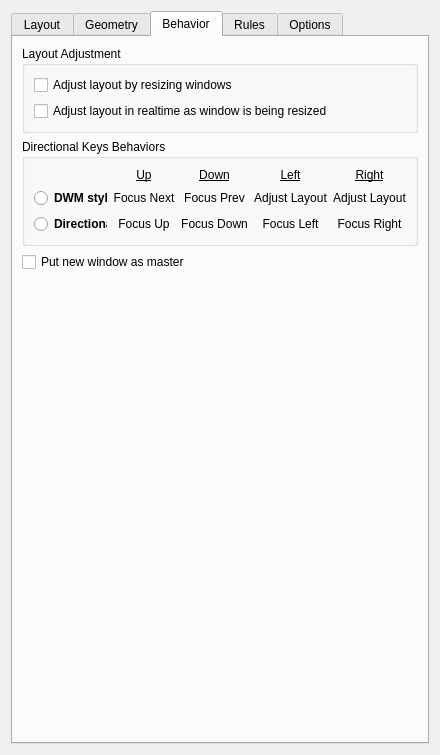
First picture: the form in res/config.ui, repository uberkael/krohnkite, before the edit.
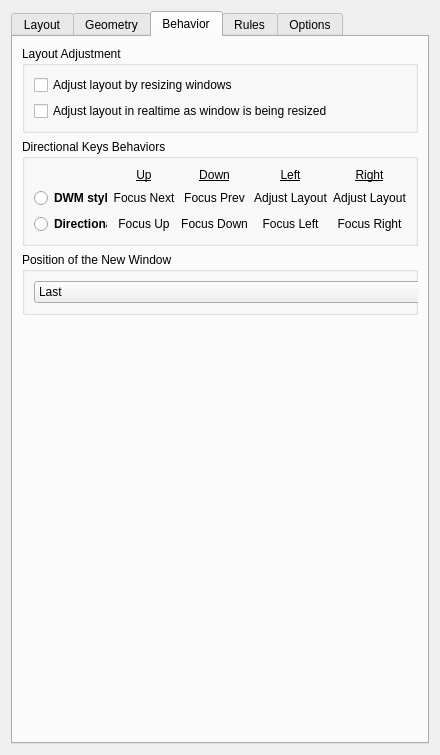
Second picture: the form after the edit. The open tabs and pages were chosen to show the change.

Commit message: Position of the new window with three options: - Last - default; add new window to the end of the surface window array - First - every new window get master position - Second - every new window get beside master position

Diff of the .ui file:
```diff
--- a/res/config.ui
+++ b/res/config.ui
@@ -639,10 +639,37 @@
         </widget>
        </item>
        <item>
-        <widget class="QCheckBox" name="kcfg_newWindowAsMaster">
-         <property name="text">
-          <string>Put new window as master</string>
+        <widget class="QGroupBox" name="verticalGroupBox">
+         <property name="title">
+          <string>Position of the New Window</string>
          </property>
+         <layout class="QVBoxLayout" name="verticalLayout_9">
+          <item alignment="Qt::AlignLeft|Qt::AlignVCenter">
+           <widget class="QComboBox" name="kcfg_newWindowPosition">
+            <property name="minimumSize">
+             <size>
+              <width>400</width>
+              <height>0</height>
+             </size>
+            </property>
+            <item>
+             <property name="text">
+              <string>Last</string>
+             </property>
+            </item>
+            <item>
+             <property name="text">
+              <string>First</string>
+             </property>
+            </item>
+            <item>
+             <property name="text">
+              <string>Second</string>
+             </property>
+            </item>
+           </widget>
+          </item>
+         </layout>
         </widget>
        </item>
        <item>
```
The commit also changes 5 other files.
